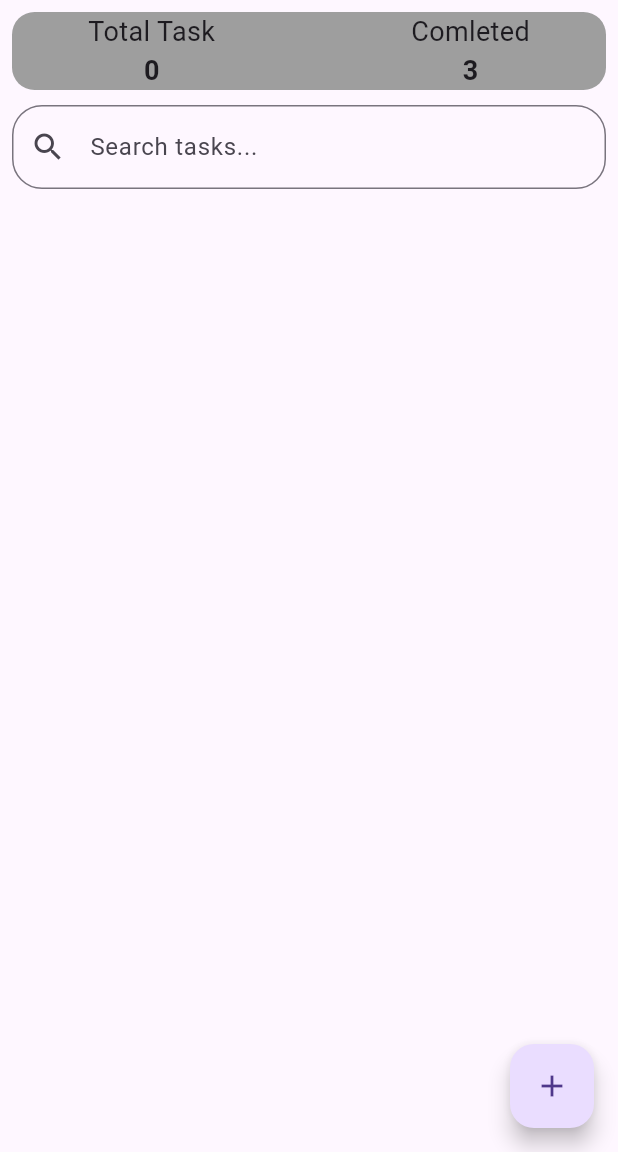
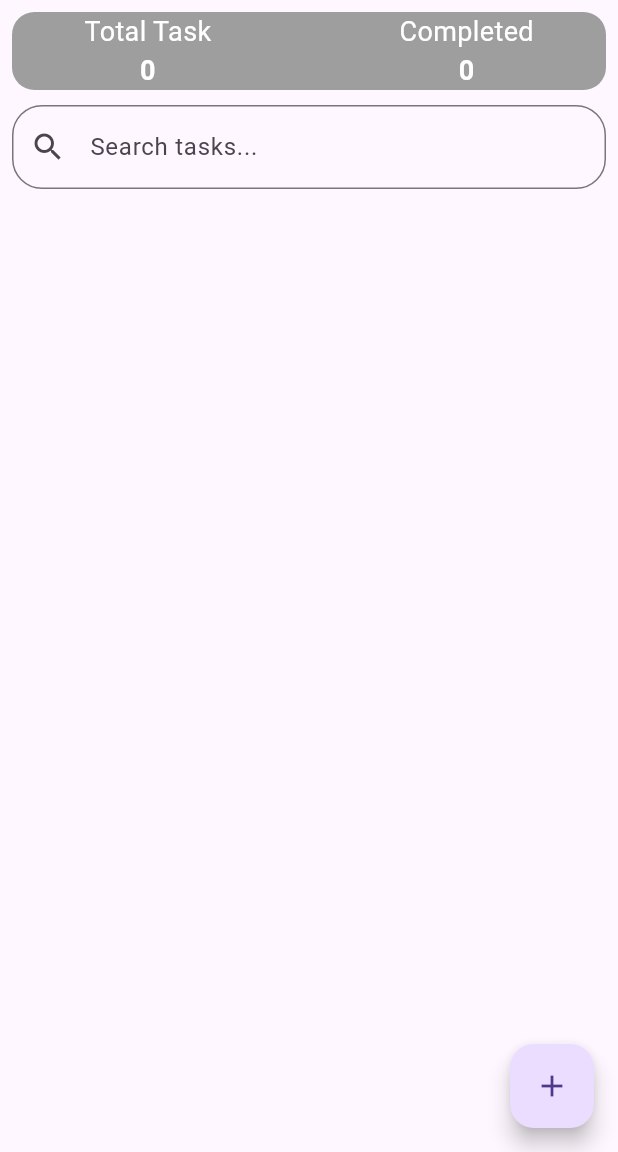
Before and after one commit to yashgoswami3251-wq/Flutter_Riverpod_State_Management, a Flutter app: the homepage screen opened directly, on a phone screen of 412 x 824 dp, the part 84-1236 px from its top. Run offline on Flutter 3.47's test engine with Material 3 defaults, Android fonts, the phone set to English and light mode, and no system bars; our stand-ins replace flutter_riverpod.

Commit message:
Learn Search Logic and Rivision Consumer Widget.

```diff
--- a/lib/Student_Task_Manager/homepage.dart
+++ b/lib/Student_Task_Manager/homepage.dart
@@ -3,12 +3,15 @@ import 'package:flutter/material.dart';
 import 'package:flutter_riverpod/flutter_riverpod.dart';
 import 'package:state_management_flutter/Student_Task_Manager/riverpod.dart';
 
-void main(){
-  runApp(ProviderScope(
+void main() {
+  runApp(
+    ProviderScope(
       child: MaterialApp(
         debugShowCheckedModeBanner: false,
-        home: homepage()),
-  ));
+        home: homepage(),
+      ),
+    ),
+  );
 }
 
 class homepage extends ConsumerStatefulWidget {
@@ -21,8 +24,14 @@ class homepage extends ConsumerStatefulWidget {
 class _homepageState extends ConsumerState<homepage> {
   @override
   Widget build(BuildContext context) {
+    final task = ref.watch(taskprovider);
+    final search = ref.watch(searchqueryprovider);
 
-    final task = ref.watch(taskprovider);
+    final filteredtask = task.where((task) {
+      return task.toLowerCase().contains(
+        search.toLowerCase(),
+      );
+    }).toList();
 
     return Scaffold(
       appBar: AppBar(
@@ -34,8 +43,18 @@ class _homepageState extends ConsumerState<homepage> {
               child: Row(
                 mainAxisAlignment: MainAxisAlignment.spaceBetween,
                 children: [
-                  Text("Student Task Manager",style: TextStyle(color: Colors.white,fontSize: 23,fontWeight: FontWeight.bold),),
-                  Icon(Icons.settings,color: Colors.white,),
+                  const Text(
+                    "Student Task Manager",
+                    style: TextStyle(
+                      color: Colors.white,
+                      fontSize: 23,
+                      fontWeight: FontWeight.bold,
+                    ),
+                  ),
+                  const Icon(
+                    Icons.settings,
+                    color: Colors.white,
+                  ),
                 ],
               ),
             ),
@@ -43,89 +62,151 @@ class _homepageState extends ConsumerState<homepage> {
         ),
         backgroundColor: Colors.blue,
       ),
+
       body: Padding(
         padding: const EdgeInsets.all(8.0),
         child: Column(
           children: [
-            Container(
+            Consumer(
+              builder: (ctx,reference,_){
+                return Container(
                   decoration: BoxDecoration(
                     borderRadius: BorderRadius.circular(15),
-                color: Colors.grey
+                    color: Colors.grey,
                   ),
                   child: Row(
                     mainAxisAlignment: MainAxisAlignment.spaceEvenly,
                     children: [
                       Column(
                         children: [
-                      Text("Total Task",style: TextStyle(fontSize: 18),),
-                      Text(task.length.toString(),style: TextStyle(fontSize: 18,fontWeight: FontWeight.bold),)
+                          const Text(
+                            "Total Task",
+                            style: TextStyle(fontSize: 18,color: Colors.white),
+                          ),
+                          Text(
+                            reference.watch(taskprovider).length.toString(),
+                            style: const TextStyle(
+                              fontSize: 18,
+                              fontWeight: FontWeight.bold,
+                              color: Colors.white,
+                            ),
+                          ),
                         ],
                       ),
-                  SizedBox(width: 29,),
+                      const SizedBox(width: 29),
                       Column(
                         children: [
-                      Text("Comleted",style: TextStyle(fontSize: 18),),
-                      Text("3",style: TextStyle(fontSize: 18,fontWeight: FontWeight.bold),)
+                          const Text(
+                            "Completed",
+                            style: TextStyle(fontSize: 18,color: Colors.white),
+                          ),
+                          Text(
+                            reference.watch(taskprovider).length.toString(),
+                            style: const TextStyle(
+                                fontSize: 18,
+                                fontWeight: FontWeight.bold,
+                                color: Colors.white
+                            ),
+                          ),
+                        ],
+                      ),
+                    ],
+                  ),
+                );
+              },
+            ),
+
+            const SizedBox(height: 10),
+
+            // Search TextField
+            TextField(
+              onChanged: (value) {
+                ref.read(searchqueryprovider.notifier).state = value;
+              },
+              decoration: InputDecoration(
+                prefixIcon: const Icon(Icons.search),
+                hintText: "Search tasks...",
+                border: OutlineInputBorder(
+                  borderRadius: BorderRadius.circular(20),
+                ),
+              ),
+            ),
+
+            const SizedBox(height: 40),
+
+            // Display filtered tasks
+            Expanded(
+              child: ListView.builder(
+                itemCount: filteredtask.length,
+                itemBuilder: (context, index) {
+                  return Card(
+                    child: Padding(
+                      padding: const EdgeInsets.all(8.0),
+                      child: Row(
+                        mainAxisAlignment:
+                        MainAxisAlignment.spaceBetween,
+                        children: [
+                          Row(
+                            children: [
+                              Checkbox(
+                                value: false,
+                                onChanged: (_) {},
+                              ),
+
+                              SizedBox(
+                                  width: 170,
+                                  child: Text(filteredtask[index], softWrap: true,)),
+                            ],
+                          ),
+
+                          Row(
+                            children: [
+                              IconButton(
+                                onPressed: () {
+                                  showDialog(
+                                    context: context,
+                                    builder: (context) => edittext(
+                                      index: index,
+                                      currenttext: task[index],
+                                    ),
+                                  );
+                                },
+                                icon: const Icon(Icons.edit),
+                              ),
+
+                              IconButton(
+                                onPressed: () {
+                                  showDialog(context: context, builder: (context) => deletetext(
+                                      index: index,
+                                    ),
+                                  );
+                                },
+                                icon: const Icon(
+                                  Icons.delete_outline,
+                                ),
+                              ),
                             ],
                           ),
                         ],
                       ),
                     ),
-            SizedBox(height: 10,),
-            TextField(
-              decoration: InputDecoration(
-                prefixIcon: Icon(Icons.search),
-                hintText: "Search tasks...",
-                border: OutlineInputBorder(
-                  borderRadius: BorderRadius.circular(20),
-                )
+                  );
+                },
               ),
             ),
-            SizedBox(height: 40,),
-            Expanded(
-              child: ListView.builder(
-                itemCount: task.length,
-                  itemBuilder: (context,index){
-                return Card(
-                  child: Padding(
-                    padding: const EdgeInsets.all(8.0),
-                    child: Row(
-                      mainAxisAlignment: MainAxisAlignment.spaceBetween,
-                      children: [
-                        Row(
-                          children: [
-                            Checkbox(value: false, onChanged: (_){}),
-                            Text(task[index]),
-                          ],
-                        ),
-                        Row(
-                          children: [
-                            IconButton(onPressed: (){
-                              showDialog(context: context, builder: (context)=>edittext(
-                                index: index,
-                                currenttext: task[index],
-                              ));
-                            }, icon: Icon(Icons.edit)),
-
-                            IconButton(onPressed: (){
-                              showDialog(context: context, builder: (context)=>deletetext(
-                                index: index,
-                              ));
-                            }, icon: Icon(Icons.delete_outline))
-                          ],
-                        )
           ],
         ),
       ),
+
+      floatingActionButton: FloatingActionButton(
+        onPressed: () {
+          showDialog(
+            context: context,
+            builder: (context) => Addtask(),
           );
-              }),
-            )
-          ],
+        },
+        child: const Icon(Icons.add),
       ),
-      ),
-      floatingActionButton: FloatingActionButton(onPressed: (){
-        showDialog(context: context, builder: (context)=>Addtask());
-      },child: Icon(Icons.add),),
     );
   }
 }
--- a/lib/Student_Task_Manager/riverpod.dart
+++ b/lib/Student_Task_Manager/riverpod.dart
@@ -6,6 +6,10 @@ import 'package:flutter_riverpod/legacy.dart';
 
 final taskprovider = StateProvider<List<dynamic>>((Ref ref){
   return [];
+});
+
+final searchqueryprovider = StateProvider<String>((Ref ref){
+  return "";
 });
 
 
```
Lines whose indentation alone changed are shown as unchanged.
